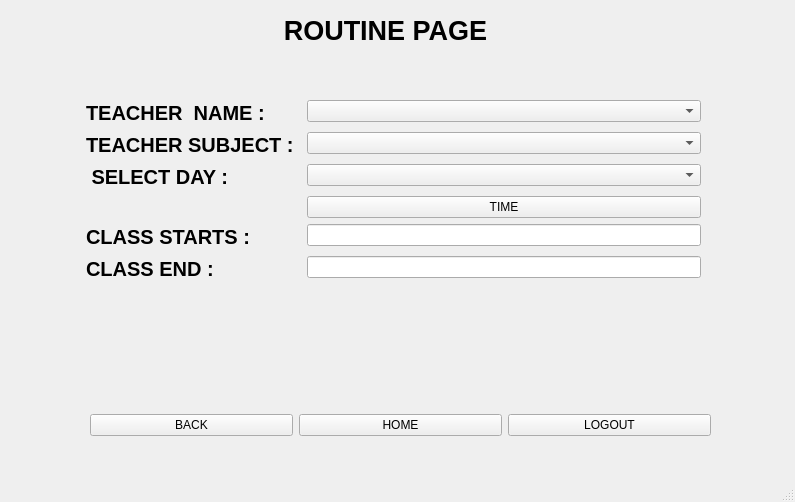
The window that editroutine.ui (Shasank12345/QT_PROJECT) describes before a commit, drawn with Qt 5.
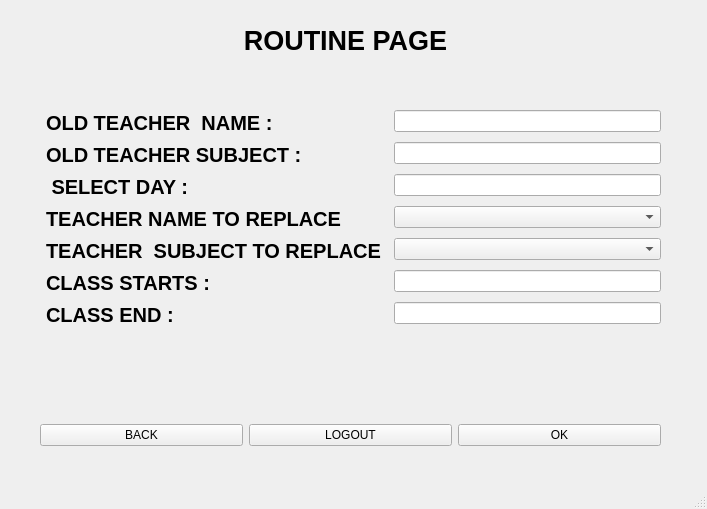
The same window after the commit. The open tabs and pages were chosen to show the change. Icons and pictures are not drawn.

What changed in the file:
```diff
--- a/editroutine.ui
+++ b/editroutine.ui
@@ -6,8 +6,8 @@
    <rect>
     <x>0</x>
     <y>0</y>
-    <width>795</width>
-    <height>502</height>
+    <width>707</width>
+    <height>509</height>
    </rect>
   </property>
   <property name="windowTitle">
@@ -17,11 +17,24 @@
    <string notr="true">background-image: url(:/image/book.jpg);</string>
   </property>
   <widget class="QWidget" name="centralwidget">
+   <widget class="QStackedWidget" name="stackedWidget">
+    <property name="geometry">
+     <rect>
+      <x>10</x>
+      <y>0</y>
+      <width>691</width>
+      <height>491</height>
+     </rect>
+    </property>
+    <property name="currentIndex">
+     <number>0</number>
+    </property>
+    <widget class="QWidget" name="page_3">
    <widget class="QLabel" name="label">
     <property name="geometry">
      <rect>
-      <x>250</x>
-      <y>0</y>
+        <x>190</x>
+        <y>20</y>
       <width>271</width>
       <height>61</height>
      </rect>
@@ -36,8 +49,8 @@
    <widget class="QWidget" name="formLayoutWidget">
     <property name="geometry">
      <rect>
-      <x>80</x>
-      <y>100</y>
+        <x>20</x>
+        <y>90</y>
       <width>621</width>
       <height>295</height>
      </rect>
@@ -187,7 +200,7 @@
    <widget class="QWidget" name="horizontalLayoutWidget">
     <property name="geometry">
      <rect>
-      <x>90</x>
+        <x>50</x>
       <y>410</y>
       <width>621</width>
       <height>31</height>
@@ -210,7 +223,7 @@
         <string notr="true">color: rgb(0, 0, 0);</string>
        </property>
        <property name="text">
-        <string>HOME</string>
+          <string>LOGOUT</string>
        </property>
       </widget>
      </item>
@@ -220,11 +233,266 @@
         <string notr="true">color: rgb(0, 0, 0);</string>
        </property>
        <property name="text">
+          <string>OK</string>
+         </property>
+        </widget>
+       </item>
+      </layout>
+     </widget>
+    </widget>
+    <widget class="QWidget" name="page_4">
+     <widget class="QLabel" name="label_22">
+      <property name="geometry">
+       <rect>
+        <x>200</x>
+        <y>10</y>
+        <width>271</width>
+        <height>61</height>
+       </rect>
+      </property>
+      <property name="styleSheet">
+       <string notr="true">color: rgb(0, 0, 0);</string>
+      </property>
+      <property name="text">
+       <string>&lt;html&gt;&lt;head/&gt;&lt;body&gt;&lt;p align=&quot;center&quot;&gt;&lt;span style=&quot; font-size:20pt; font-weight:700;&quot;&gt;ROUTINE PAGE&lt;/span&gt;&lt;/p&gt;&lt;/body&gt;&lt;/html&gt;</string>
+      </property>
+     </widget>
+     <widget class="QWidget" name="horizontalLayoutWidget_3">
+      <property name="geometry">
+       <rect>
+        <x>30</x>
+        <y>420</y>
+        <width>621</width>
+        <height>31</height>
+       </rect>
+      </property>
+      <layout class="QHBoxLayout" name="horizontalLayout_3">
+       <item>
+        <widget class="QPushButton" name="pushButton_8">
+         <property name="styleSheet">
+          <string notr="true">color: rgb(0, 0, 0);</string>
+         </property>
+         <property name="text">
+          <string>BACK</string>
+         </property>
+        </widget>
+       </item>
+       <item>
+        <widget class="QPushButton" name="pushButton_9">
+         <property name="styleSheet">
+          <string notr="true">color: rgb(0, 0, 0);</string>
+         </property>
+         <property name="text">
         <string>LOGOUT</string>
        </property>
       </widget>
      </item>
-    </layout>
+       <item>
+        <widget class="QPushButton" name="pushButton_10">
+         <property name="styleSheet">
+          <string notr="true">color: rgb(0, 0, 0);</string>
+         </property>
+         <property name="text">
+          <string>OK</string>
+         </property>
+        </widget>
+       </item>
+      </layout>
+     </widget>
+     <widget class="QWidget" name="formLayoutWidget_3">
+      <property name="geometry">
+       <rect>
+        <x>30</x>
+        <y>110</y>
+        <width>621</width>
+        <height>313</height>
+       </rect>
+      </property>
+      <layout class="QFormLayout" name="formLayout_3">
+       <item row="0" column="0">
+        <widget class="QLabel" name="label_15">
+         <property name="styleSheet">
+          <string notr="true">QLabel{
+color: black;
+   
+
+       font-size:20px;  
+       padding: 1px; 
+       font-weight: bold;  
+     text-align: center; 
+   
+}
+</string>
+         </property>
+         <property name="text">
+          <string>OLD TEACHER  NAME :</string>
+         </property>
+        </widget>
+       </item>
+       <item row="1" column="0">
+        <widget class="QLabel" name="label_16">
+         <property name="styleSheet">
+          <string notr="true">QLabel{
+color: black;
+   
+
+       font-size:20px;  
+       padding: 1px; 
+       font-weight: bold;  
+     text-align: center; 
+   
+}
+</string>
+         </property>
+         <property name="text">
+          <string>OLD TEACHER SUBJECT :</string>
+         </property>
+        </widget>
+       </item>
+       <item row="2" column="0">
+        <widget class="QLabel" name="label_17">
+         <property name="styleSheet">
+          <string notr="true">QLabel{
+color: black;
+   
+
+       font-size:20px;  
+       padding: 1px; 
+       font-weight: bold;  
+     text-align: center; 
+   
+}
+</string>
+         </property>
+         <property name="text">
+          <string> SELECT DAY :</string>
+         </property>
+        </widget>
+       </item>
+       <item row="3" column="0">
+        <widget class="QLabel" name="label_18">
+         <property name="styleSheet">
+          <string notr="true">QLabel{
+color: black;
+   
+
+       font-size:20px;  
+       padding: 1px; 
+       font-weight: bold;  
+     text-align: center; 
+   
+}
+</string>
+         </property>
+         <property name="text">
+          <string>TEACHER NAME TO REPLACE</string>
+         </property>
+        </widget>
+       </item>
+       <item row="3" column="1">
+        <widget class="QComboBox" name="comboBox_9"/>
+       </item>
+       <item row="4" column="0">
+        <widget class="QLabel" name="label_19">
+         <property name="styleSheet">
+          <string notr="true">QLabel{
+color: black;
+   
+
+       font-size:20px;  
+       padding: 1px; 
+       font-weight: bold;  
+     text-align: center; 
+   
+}
+</string>
+         </property>
+         <property name="text">
+          <string>TEACHER  SUBJECT TO REPLACE</string>
+         </property>
+        </widget>
+       </item>
+       <item row="4" column="1">
+        <widget class="QComboBox" name="comboBox_10"/>
+       </item>
+       <item row="0" column="1">
+        <widget class="QLineEdit" name="lineEdit_8">
+         <property name="styleSheet">
+          <string notr="true">color: rgb(0, 0, 0);</string>
+         </property>
+        </widget>
+       </item>
+       <item row="1" column="1">
+        <widget class="QLineEdit" name="lineEdit_9">
+         <property name="styleSheet">
+          <string notr="true">color: rgb(0, 0, 0);</string>
+         </property>
+        </widget>
+       </item>
+       <item row="2" column="1">
+        <widget class="QLineEdit" name="lineEdit_10">
+         <property name="styleSheet">
+          <string notr="true">color: rgb(0, 0, 0);</string>
+         </property>
+        </widget>
+       </item>
+       <item row="5" column="0">
+        <widget class="QLabel" name="label_20">
+         <property name="styleSheet">
+          <string notr="true">QLabel{
+color: black;
+   
+
+       font-size:20px;  
+       padding: 1px; 
+       font-weight: bold;  
+     text-align: center; 
+   
+}
+</string>
+         </property>
+         <property name="text">
+          <string>CLASS STARTS :</string>
+         </property>
+        </widget>
+       </item>
+       <item row="6" column="0">
+        <widget class="QLabel" name="label_21">
+         <property name="styleSheet">
+          <string notr="true">QLabel{
+color: black;
+   
+
+       font-size:20px;  
+       padding: 1px; 
+       font-weight: bold;  
+     text-align: center; 
+   
+}
+</string>
+         </property>
+         <property name="text">
+          <string>CLASS END :</string>
+         </property>
+        </widget>
+       </item>
+       <item row="5" column="1">
+        <widget class="QLineEdit" name="lineEdit_11">
+         <property name="styleSheet">
+          <string notr="true">color: rgb(0, 0, 0);</string>
+         </property>
+        </widget>
+       </item>
+       <item row="6" column="1">
+        <widget class="QLineEdit" name="lineEdit_12">
+         <property name="styleSheet">
+          <string notr="true">color: rgb(0, 0, 0);</string>
+         </property>
+        </widget>
+       </item>
+      </layout>
+     </widget>
+    </widget>
    </widget>
   </widget>
   <widget class="QMenuBar" name="menubar">
```
Left out of the diff: 4 changed lines with no effect on the pictures. Lines whose indentation alone changed are shown as unchanged.
